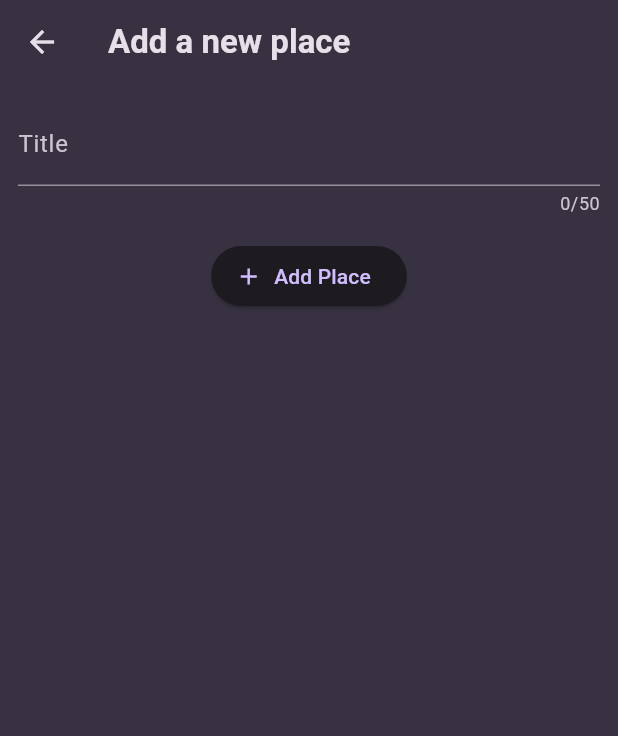
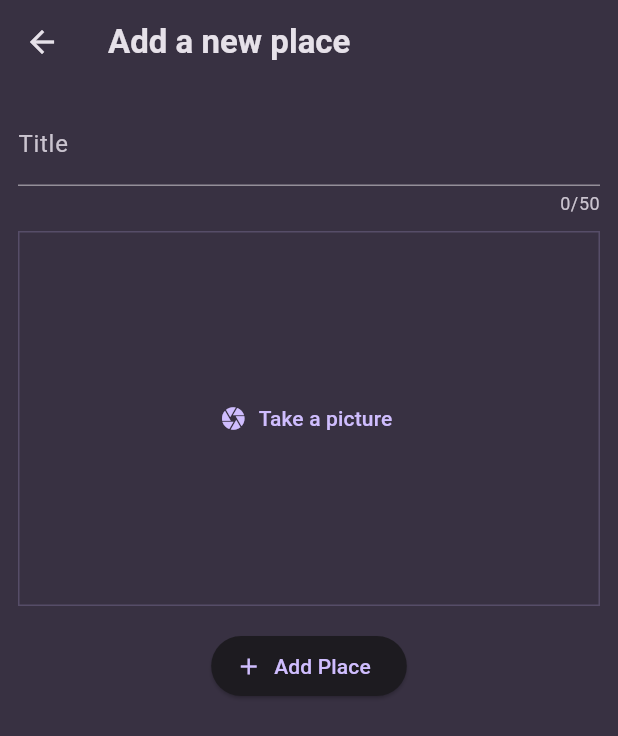
Before and after one commit to mjhabib/Flutter_CompGuideMaxSchwarz, a Flutter app: the AddPlaceScreen screen opened directly, on a phone screen of 412 x 824 dp. Shown: the top 736 px of the screen. Run offline on Flutter 3.47's test engine with Material 3 defaults, Android fonts, the phone set to English and light mode, and no system bars; our stand-ins replace flutter_riverpod, google_fonts, image_picker, transparent_image.

Commit message:
use image_picker package to take a picture from the device's camera and show them on screen

```diff
--- a/07_favorite_places/lib/screens/add_place_screen.dart
+++ b/07_favorite_places/lib/screens/add_place_screen.dart
@@ -1,4 +1,5 @@
 import 'package:favorite_places/providers/user_places_notifier.dart';
+import 'package:favorite_places/widgets/image_input_widget.dart';
 
 import 'package:flutter/material.dart';
 import 'package:flutter_riverpod/flutter_riverpod.dart';
@@ -52,6 +53,8 @@ class _AddPlaceScreenState extends ConsumerState<AddPlaceScreen> {
                     _enteredTitle = newValue!;
                   },
                 ),
+                const SizedBox(height: 10),
+                const ImageInputWidget(),
                 const SizedBox(height: 16),
                 ElevatedButton.icon(
                   onPressed: _savePlace,
--- /dev/null
+++ b/07_favorite_places/lib/widgets/image_input_widget.dart
@@ -0,0 +1,70 @@
+import 'dart:io';
+import 'package:flutter/foundation.dart';
+import 'package:flutter/material.dart';
+import 'package:image_picker/image_picker.dart';
+
+class ImageInputWidget extends StatefulWidget {
+  const ImageInputWidget({super.key});
+
+  @override
+  State<ImageInputWidget> createState() => _ImageInputWidgetState();
+}
+
+class _ImageInputWidgetState extends State<ImageInputWidget> {
+  File? _selectedImageFile;
+  String? _selectedImageNetwork;
+
+  Future<void> _takePicture() async {
+    final imagePicker = ImagePicker();
+    final pickedImage =
+        await imagePicker.pickImage(source: ImageSource.camera, maxWidth: 600);
+    // also we could use "ImageSource.gallery"
+
+    if (pickedImage == null) {
+      return;
+    }
+
+    setState(() {
+      _selectedImageFile = File(pickedImage.path); // Convert XFile to File
+      _selectedImageNetwork = pickedImage.path;
+    });
+  }
+
+  @override
+  Widget build(BuildContext context) {
+    Widget content = TextButton.icon(
+      onPressed: _takePicture,
+      label: const Text('Take a picture'),
+      icon: const Icon(Icons.camera),
+    );
+
+    // for testing on a web browser
+    if (_selectedImageNetwork != null && kIsWeb) {
+      content = GestureDetector(
+        onTap: _takePicture,
+        child: Image.network(_selectedImageNetwork!,
+            fit: BoxFit.cover, height: double.infinity, width: double.infinity),
+      );
+    }
+    // for testing on an Android/IOS platform
+    if (_selectedImageFile != null && !kIsWeb) {
+      content = GestureDetector(
+        onTap: _takePicture,
+        child: Image.file(_selectedImageFile!,
+            fit: BoxFit.cover, height: double.infinity, width: double.infinity),
+      );
+    }
+
+    return Container(
+      height: 250,
+      width: double.infinity,
+      alignment: Alignment.center,
+      decoration: BoxDecoration(
+        border: Border.all(
+            width: 1,
+            color: Theme.of(context).colorScheme.primary.withOpacity(0.2)),
+      ),
+      child: content,
+    );
+  }
+}
--- a/07_favorite_places/pubspec.yaml
+++ b/07_favorite_places/pubspec.yaml
@@ -11,6 +11,7 @@ dependencies:
     sdk: flutter
   flutter_riverpod: ^2.5.1
   google_fonts: ^6.2.1
+  image_picker: ^1.1.2
   uuid: ^4.4.2
 
 dev_dependencies:
```
Also changed, not shown: 07_favorite_places/pubspec.lock, 6 other files.
